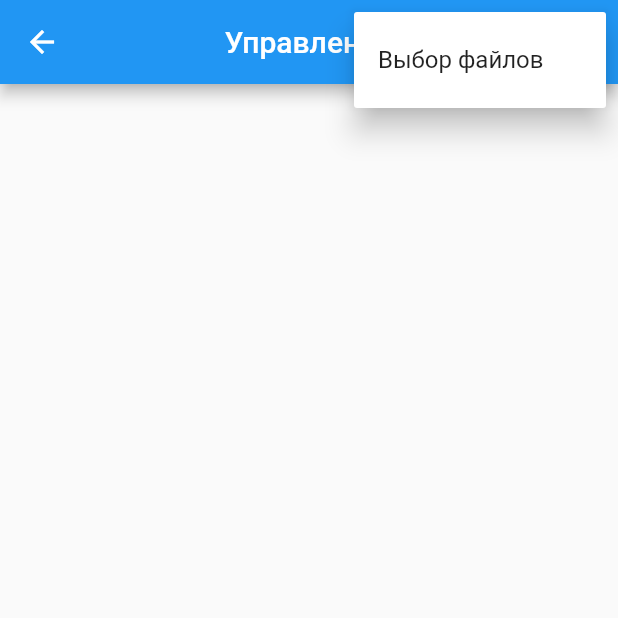
After one commit to DKiyanov/decard, a Flutter app: the ChildList screen opened directly, after a tap on the "menu" icon, on a phone screen of 412 x 824 dp, the top half of it. The commit adds this screen. Run offline on Flutter 3.47's test engine with Material 2 defaults, Android fonts, the phone set to English and light mode, and no system bars; our stand-ins replace audioplayers, auto_size_text, fluttertoast, package_info_plus, permission_handler, shared_preferences and 1 more; missing offline and left inert: flutter_archive, flutter_broadcasts, simple_events, webdav_client; accounts and stored records are empty.

Commit message:
manager mode started

```diff
--- a/lib/app_state.dart
+++ b/lib/app_state.dart
@@ -97,6 +97,7 @@ class AppState {
     }
 
     if (usingMode == UsingMode.manager) {
+      appMode = AppMode.demo;
       await _searchNewChildrenInServer();
     }
 
@@ -124,6 +125,8 @@ class AppState {
         await addChild(names.childName, names.deviceName);
       }
     }
+
+    childList.sort((a, b) => a.name.compareTo(b.name));
   }
 
   /// Search for new children on the server and create them locally
--- /dev/null
+++ b/lib/child_list.dart
@@ -0,0 +1,63 @@
+import 'package:decard/app_state.dart';
+import 'package:flutter/material.dart';
+
+import 'card_testing.dart';
+import 'common.dart';
+
+class ChildList extends StatefulWidget {
+  const ChildList({Key? key}) : super(key: key);
+
+  @override
+  State<ChildList> createState() => _ChildListState();
+}
+
+class _ChildListState extends State<ChildList> {
+  @override
+  Widget build(BuildContext context) {
+    return Scaffold(
+      appBar: AppBar(
+        centerTitle: true,
+        title: Text(TextConst.txtManagement),
+        actions: [
+          PopupMenuButton<String>(
+            icon: const Icon(Icons.menu),
+            itemBuilder: (context) {
+              return [
+                PopupMenuItem<String>(
+                  child: Text(TextConst.txtSelectFile),
+                  onTap: () {
+                    // TODO select files for view anl then load to child
+                  },
+                )
+              ];
+            },
+          ),
+        ],
+      ),
+
+      body: SafeArea(child: ListView(
+        children: appState.childList.map((child) => ListTile(
+          title: Text('${child.name} ${child.deviceName}'),
+          onTap: (){
+            DeCard.navigatorPush(context, child);
+          },
+          trailing: Row( mainAxisSize: MainAxisSize.min, children: [
+            IconButton(
+                onPressed: (){
+                  // TODO Regulator.options tuning
+                },
+                icon: const Icon(Icons.tune)
+            ),
+
+            IconButton(
+                onPressed: (){
+                  // TODO statistics analysis
+                },
+                icon: const Icon(Icons.multiline_chart)
+            ),
+          ]),
+        )).toList(),
+      )),
+    );
+  }
+}
--- a/lib/common.dart
+++ b/lib/common.dart
@@ -67,6 +67,8 @@ class TextConst{
   static String txtDownloadNewFiles = 'Загрузить новые файлы';
   static String txtNoCards = 'Нет карточек для показа';
   static String txtLastDownloadError = 'Ошибки последней завершонной загрузки';
+  static String txtManagement = 'Управление';
+  static String txtSelectFile = 'Выбор файлов';
 }
 
 int dateToInt(DateTime date){
--- a/lib/decardj.dart
+++ b/lib/decardj.dart
@@ -16,6 +16,7 @@ class DjfFile{ // top json file structure
 	static const String site             = "site";             // site
 	static const String email            = "email";            // email address
 	static const String license          = "license";          // license
+	static const String thumbnail        = "thumbnail";        // TODO for decardz - link to image to represent the file
 
 	static const String cardStyleList    = "cardStyleList";    // array of DjfCardStyle
 	static const String qualityLevelList = "qualityLevelList"; // array of DjfQualityLevel
--- a/lib/select_usage_mode.dart
+++ b/lib/select_usage_mode.dart
@@ -152,10 +152,12 @@ class _UsingModeSelectorState extends State<UsingModeSelector> {
                         setState(() { });
                       }),
                       ),
+
+                      Container(height: 20),
                     ],
 
                     ChoiceChip(
-                      label: Text(TextConst.txtUsingModeCardEdit),
+                      label: Text(TextConst.txtManagement),
                       selected: _usingMode == UsingMode.manager,
                       onSelected: (value){
                         setState(() {
--- a/lib/start_page.dart
+++ b/lib/start_page.dart
@@ -3,6 +3,7 @@ import 'package:flutter/material.dart';
 
 import 'app_state.dart';
 import 'card_testing.dart';
+import 'child_list.dart';
 import 'common.dart';
 import 'login.dart';
 
@@ -55,7 +56,7 @@ class _StartPageState extends State<StartPage> {
     }
 
     if (appState.usingMode == UsingMode.manager) {
-      // TODO return child list
+      return const ChildList();
     }
 
     return Container();
```
Also changed, not shown: lib/card_testing.dart (+6 -65 lines), lib/server_connect.dart (+20 -0 lines).
